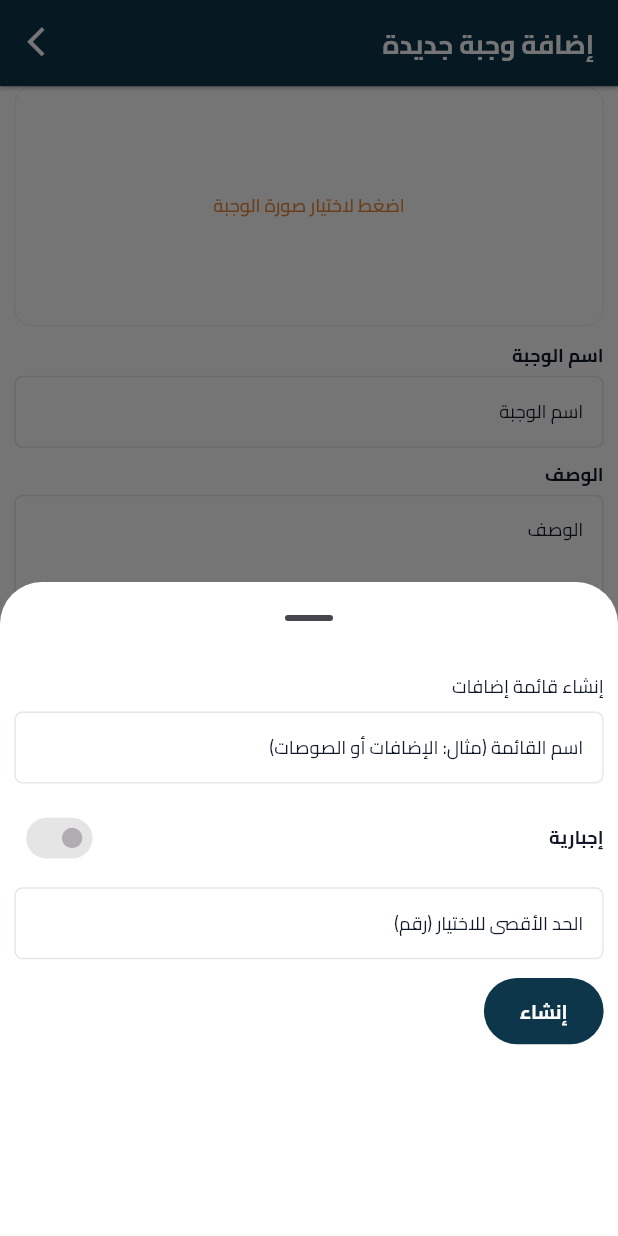
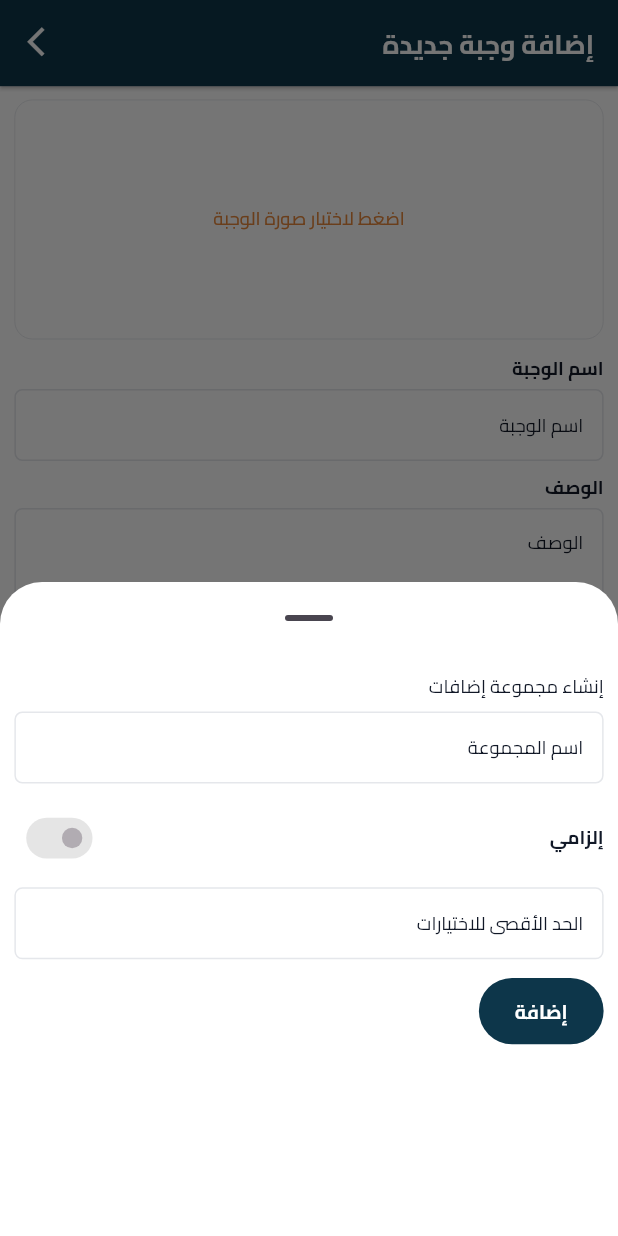
Before and after one commit to AlaaKhaledAhmed/jayeek-Vendor, a Flutter app: the AddItemPage screen opened directly, after a tap on "إضافة قائمة", on a phone screen of 412 x 824 dp. Run offline on Flutter 3.47's test engine with Material 3 defaults, Android fonts, the phone set to English and light mode, and no system bars; our stand-ins replace device_info_plus, dio, dropdown_button2, easy_localization, equatable, flutter_riverpod and 6 more; accounts and stored records are empty; network calls fail.

Commit message:
refactor: Centralize UI strings for Food Menu feature
This commit refactors the Food Menu feature by extracting all hardcoded UI strings into a centralized `AppString` constants file. This improves localization, maintainability, and code clarity. The `delete` icon is also added to the centralized `AppIcons` file.

**Key Changes:**

*   **String Centralization:**
    *   Adds numerous string constants to `lib/core/constants/app_string.dart` for all UI text, labels, hints, and messages related to the food menu. This includes forms, buttons, dialogs, and menu item cards.
    *   Updates the `AddItemPage`, `UpdateItemPage`, and various widgets (`MenuItemCard`, `SearchAndChips`, `EmptyState`, `PriceChip`, `FoodMenuBottomSheets`) to use these new constants instead of hardcoded strings.

*   **Icon Centralization:**
    *   Adds a `delete` icon constant to `lib/core/constants/app_icons.dart`.
    *   Updates the `MenuItemCard` to use the new `delete` icon constant.

*   **UI & Styling Enhancements:**
    *   Refactors `MenuItemCard` to use the reusable `AppText` widget and `AppDecoration` for consistent styling.
    *   Introduces a `CustomizableBadge` widget on the `MenuItemCard` to visually indicate if a meal is customizable.
    *   Replaces hardcoded `Text` and `TextStyle` with the `AppText` widget in `EmptyState` and `PriceChip` for consistency.

*   **Code Cleanup:**
    *   Removes an unnecessary `imageQuality` parameter from the `AppImagePicker.pickFromGallery` call in `add_item_notifier.dart`.
    *   Adds minor padding adjustments in `add_item.dart` for better layout.

```diff
--- a/lib/core/constants/app_icons.dart
+++ b/lib/core/constants/app_icons.dart
@@ -6,4 +6,5 @@ class AppIcons {
   static IconData food = Icons.fastfood_rounded;
   static IconData orders = Icons.task;
   static IconData profile = Icons.account_circle;
+  static IconData delete = Icons.delete_rounded;
 }
--- a/lib/core/constants/app_string.dart
+++ b/lib/core/constants/app_string.dart
@@ -89,4 +89,45 @@ class AppMessage {
   static const String foodMenu = "قائمة الطعام";
   static const String orders = "الطلبات";
   static const String profile = "الحساب";
+
+  // Food Menu Strings
+  static const String customizable = "قابل للتخصيص";
+  static const String notAvailableTemp = "غير متاح مؤقتًا";
+  static const String edit = "تعديل";
+  static const String delete = "حذف";
+  static const String deleteMeal = "حذف الوجبة؟";
+  static const String deleteMealConfirm =
+      "هل أنت متأكد أنك تريد حذف هذه الوجبة؟ لا يمكن التراجع.";
+  static const String noDishesYet = "لا توجد أطباق بعد";
+  static const String addFirstDish = "أضف أول طبق لبدء عرض قائمتك هنا.";
+  static const String addMeal = "إضافة وجبة";
+  static const String searchForMeal = "ابحث عن وجبة…";
+  static const String all = "الكل";
+  static const String sar = "د.ا";
+  static const String addNewCategory = "إضافة فئة جديدة";
+  static const String categoryName = "اسم الفئة";
+  static const String enterName = "أدخل الاسم";
+  static const String add = "إضافة";
+  static const String createAddonGroup = "إنشاء مجموعة إضافات";
+  static const String groupName = "اسم المجموعة";
+  static const String required = "إلزامي";
+  static const String maxSelections = "الحد الأقصى للاختيارات";
+  static const String addItemToList = "إضافة عنصر إلى القائمة";
+  static const String itemName = "اسم العنصر";
+  static const String enterPrice = "أدخل السعر";
+  static const String addNewMeal = "إضافة وجبة جديدة";
+  static const String editMeal = "تعديل الوجبة";
+  static const String mealName = "اسم الوجبة";
+  static const String description = "الوصف";
+  static const String category = "الفئة";
+  static const String chooseCategory = "اختر الفئة";
+  static const String branch = "الفرع";
+  static const String chooseBranch = "اختر الفرع";
+  static const String available = "متاح";
+  static const String canCustomize = "قابل للتخصيص";
+  static const String saveChanges = "حفظ التعديلات";
+  static const String save = "حفظ";
+  static const String enterMealName = "يرجى إدخال الاسم";
+  static const String enterDescription = "يرجى إدخال الوصف";
+  static const String enterMealPrice = "يرجى إدخال السعر";
 }
--- a/lib/features/food_menu/presentation/screens/add_item.dart
+++ b/lib/features/food_menu/presentation/screens/add_item.dart
@@ -2,6 +2,7 @@ import 'package:flutter/material.dart';
 import 'package:flutter_riverpod/flutter_riverpod.dart';
 import 'package:flutter_screenutil/flutter_screenutil.dart';
 import 'package:jayeek_vendor/core/constants/app_color.dart';
+import 'package:jayeek_vendor/core/constants/app_string.dart';
 import 'package:jayeek_vendor/core/theme/app_them.dart';
 import 'package:jayeek_vendor/core/widgets/app_bar.dart';
 import 'package:jayeek_vendor/core/widgets/app_buttons.dart';
@@ -29,7 +30,7 @@ class AddItemPage extends ConsumerWidget {
 
     return Scaffold(
       appBar: const AppBarWidget(
-        text: 'إضافة وجبة جديدة',
+        text: AppMessage.addNewMeal,
         hideBackButton: false,
       ),
       body: state.isLoading
@@ -38,7 +39,7 @@ class AddItemPage extends ConsumerWidget {
               child: Form(
                 key: notifier.formKey,
                 child: Padding(
-                  padding: EdgeInsets.symmetric(horizontal: 10.w),
+                  padding: EdgeInsets.symmetric(horizontal: 10.w,vertical: 10.h),
                   child: ScrollList(
                     children: [
                       // صورة الوجبة
@@ -49,46 +50,58 @@ class AddItemPage extends ConsumerWidget {
                       SizedBox(height: 12.h),
 
                       // اسم الوجبة
-                      AppText(text: 'اسم الوجبة', fontWeight: AppThem().bold),
+                      AppText(
+                        text: AppMessage.mealName,
+                        fontWeight: AppThem().bold,
+                      ),
                       SizedBox(height: 5.h),
                       AppTextFields(
-                        hintText: 'اسم الوجبة',
+                        hintText: AppMessage.mealName,
                         controller: notifier.nameController,
                         validator: (v) =>
-                            v!.isEmpty ? 'يرجى إدخال الاسم' : null,
+                            v!.isEmpty ? AppMessage.enterMealName : null,
                       ),
                       SizedBox(height: 10.h),
 
                       // الوصف
-                      AppText(text: 'الوصف', fontWeight: AppThem().bold),
+                      AppText(
+                        text: AppMessage.description,
+                        fontWeight: AppThem().bold,
+                      ),
                       SizedBox(height: 5.h),
                       AppTextFields(
-                        hintText: 'الوصف',
+                        hintText: AppMessage.description,
                         controller: notifier.descriptionController,
                         minLines: 3,
                         maxLines: 4,
                         validator: (v) =>
-                            v!.isEmpty ? 'يرجى إدخال الوصف' : null,
+                            v!.isEmpty ? AppMessage.enterDescription : null,
                       ),
                       SizedBox(height: 10.h),
 
                       // السعر
-                      AppText(text: 'السعر', fontWeight: AppThem().bold),
+                      AppText(
+                        text: AppMessage.price,
+                        fontWeight: AppThem().bold,
+                      ),
                       SizedBox(height: 5.h),
                       AppTextFields(
-                        hintText: 'السعر',
+                        hintText: AppMessage.price,
                         keyboardType: TextInputType.number,
                         controller: notifier.priceController,
                         validator: (v) =>
-                            v!.isEmpty ? 'يرجى إدخال السعر' : null,
+                            v!.isEmpty ? AppMessage.enterMealPrice : null,
                       ),
                       SizedBox(height: 10.h),
 
                       // الفئة
-                      AppText(text: 'الفئة', fontWeight: AppThem().bold),
+                      AppText(
+                        text: AppMessage.category,
+                        fontWeight: AppThem().bold,
+                      ),
                       SizedBox(height: 5.h),
                       AppDropList(
-                        hintText: 'اختر الفئة',
+                        hintText: AppMessage.chooseCategory,
                         items: state.categories,
                         value: notifier.selectedCategory,
                         onChanged: notifier.selectCategory,
@@ -102,7 +115,7 @@ class AddItemPage extends ConsumerWidget {
                               onAdd: notifier.addNewCategory,
                             ),
                             child: AppText(
-                              text: 'إضافة فئة جديدة',
+                              text: AppMessage.addNewCategory,
                               color: AppColor.accentColor,
                               fontWeight: AppThem().bold,
                             ),
@@ -111,10 +124,13 @@ class AddItemPage extends ConsumerWidget {
                       SizedBox(height: 10.h),
 
                       // الفرع
-                      AppText(text: 'الفرع', fontWeight: AppThem().bold),
+                      AppText(
+                        text: AppMessage.branch,
+                        fontWeight: AppThem().bold,
+                      ),
                       SizedBox(height: 5.h),
                       AppDropList(
-                        hintText: 'اختر الفرع',
+                        hintText: AppMessage.chooseBranch,
                         items: state.branches,
                         value: notifier.selectedBranch,
                         onChanged: notifier.selectBranch,
@@ -123,12 +139,12 @@ class AddItemPage extends ConsumerWidget {
 
                       // السويتشات
                       SwitchRow(
-                        label: 'قابل للتخصيص',
+                        label: AppMessage.canCustomize,
                         value: state.isCustomizable,
                         onChanged: notifier.toggleCustomizable,
                       ),
                       SwitchRow(
-                        label: 'متاح الآن',
+                        label: AppMessage.available,
                         value: state.isAvailable,
                         onChanged: notifier.toggleAvailable,
                       ),
@@ -158,7 +174,7 @@ class AddItemPage extends ConsumerWidget {
 
                       // زر الحفظ
                       AppButtons(
-                        text: 'حفظ الوجبة',
+                        text: AppMessage.save,
                         onPressed: () async {
                           final newItem = await notifier.submit();
                           if (newItem != null && context.mounted) {
--- a/lib/features/food_menu/presentation/widgets/food_menu_bottom_sheets.dart
+++ b/lib/features/food_menu/presentation/widgets/food_menu_bottom_sheets.dart
@@ -1,6 +1,7 @@
 import 'package:flutter/material.dart';
 import 'package:flutter_screenutil/flutter_screenutil.dart';
 import 'package:jayeek_vendor/core/constants/app_color.dart';
+import 'package:jayeek_vendor/core/constants/app_string.dart';
 import 'package:jayeek_vendor/core/widgets/app_buttons.dart';
 import 'package:jayeek_vendor/core/widgets/app_text.dart';
 import 'package:jayeek_vendor/core/widgets/app_text_fields.dart';
@@ -21,16 +22,16 @@ class FoodMenuBottomSheets {
       child: Column(
         crossAxisAlignment: CrossAxisAlignment.start,
         children: [
-          const AppText(text: 'إضافة فئة جديدة'),
+          const AppText(text: AppMessage.addNewCategory),
           SizedBox(height: 10.h),
           AppTextFields(
-            hintText: 'اسم الفئة',
+            hintText: AppMessage.categoryName,
             controller: ctrl,
-            validator: (v) => v!.isEmpty ? 'أدخل الاسم' : null,
+            validator: (v) => v!.isEmpty ? AppMessage.enterName : null,
           ),
           SizedBox(height: 12.h),
           AppButtons(
-            text: 'إضافة',
+            text: AppMessage.add,
             onPressed: () {
               if (ctrl.text.trim().isNotEmpty) {
                 onAdd(ctrl.text.trim());
@@ -59,23 +60,23 @@ class FoodMenuBottomSheets {
         builder: (context, setState) => Column(
           crossAxisAlignment: CrossAxisAlignment.start,
           children: [
-            const AppText(text: 'إنشاء قائمة إضافات'),
+            const AppText(text: AppMessage.createAddonGroup),
             SizedBox(height: 8.h),
             AppTextFields(
-              hintText: 'اسم القائمة (مثال: الإضافات أو الصوصات)',
+              hintText: AppMessage.groupName,
               controller: nameCtrl,
-              validator: (v) => v!.isEmpty ? 'أدخل اسم القائمة' : null,
+              validator: (v) => v!.isEmpty ? AppMessage.enterName : null,
             ),
             SizedBox(height: 10.h),
             SwitchRow(
-              label: 'إجبارية',
+              label: AppMessage.required,
               value: required,
               onChanged: (v) => setState(() => required = v),
             ),
             if (!required) ...[
               SizedBox(height: 6.h),
               AppTextFields(
-                hintText: 'الحد الأقصى للاختيار (رقم)',
+                hintText: AppMessage.maxSelections,
                 controller: maxCtrl,
                 keyboardType: TextInputType.number,
                 validator: (_) => null,
@@ -83,7 +84,7 @@ class FoodMenuBottomSheets {
             ],
             SizedBox(height: 14.h),
             AppButtons(
-              text: 'إنشاء',
+              text: AppMessage.add,
               onPressed: () {
                 if (nameCtrl.text.trim().isEmpty) return;
                 final group = AddonGroup(
@@ -123,25 +124,25 @@ class FoodMenuBottomSheets {
         crossAxisAlignment: CrossAxisAlignment.start,
         children: [
           const AppText(
-            text: 'إضافة عنصر إلى القائمة',
+            text: AppMessage.addItemToList,
             fontWeight: FontWeight.bold,
           ),
           SizedBox(height: 8.h),
           AppTextFields(
-            hintText: 'اسم العنصر',
+            hintText: AppMessage.itemName,
             controller: nameCtrl,
-            validator: (v) => v!.isEmpty ? 'أدخل الاسم' : null,
+            validator: (v) => v!.isEmpty ? AppMessage.enterName : null,
           ),
           SizedBox(height: 8.h),
           AppTextFields(
-            hintText: 'السعر',
+            hintText: AppMessage.price,
             keyboardType: TextInputType.number,
             controller: priceCtrl,
-            validator: (v) => v!.isEmpty ? 'أدخل السعر' : null,
+            validator: (v) => v!.isEmpty ? AppMessage.enterPrice : null,
           ),
           SizedBox(height: 12.h),
           AppButtons(
-            text: 'إضافة',
+            text: AppMessage.add,
             onPressed: () {
               if (nameCtrl.text.trim().isEmpty ||
                   priceCtrl.text.trim().isEmpty ||
--- a/lib/features/food_menu/presentation/widgets/search_and_chips.dart
+++ b/lib/features/food_menu/presentation/widgets/search_and_chips.dart
@@ -2,6 +2,7 @@ import 'package:flutter/material.dart';
 import 'package:flutter_riverpod/flutter_riverpod.dart';
 import 'package:flutter_screenutil/flutter_screenutil.dart';
 import 'package:jayeek_vendor/core/constants/app_color.dart';
+import 'package:jayeek_vendor/core/constants/app_string.dart';
 import 'package:jayeek_vendor/core/widgets/app_text.dart';
 import 'package:jayeek_vendor/core/widgets/app_text_fields.dart';
 import '../../providers/menu/menu_provider.dart';
@@ -36,7 +37,7 @@ class _SearchAndChipsState extends ConsumerState<SearchAndChips> {
               return null;
             },
             controller: _controller,
-            hintText: 'ابحث عن وجبة…',
+            hintText: AppMessage.searchForMeal,
             suffixIcon: const Icon(Icons.search),
             onChanged: notifier.setQuery,
           ),
@@ -50,7 +51,7 @@ class _SearchAndChipsState extends ConsumerState<SearchAndChips> {
                 final selected = (state.category ?? 'All') == cat;
                 return ChoiceChip(
                   label: AppText(
-                    text: cat == 'All' ? 'الكل' : cat,
+                    text: cat == 'All' ? AppMessage.all : cat,
                     color: AppColor.textColor,
                   ),
                   selected: selected,
--- a/lib/features/food_menu/providers/add_item_notifier.dart
+++ b/lib/features/food_menu/providers/add_item_notifier.dart
@@ -102,7 +102,7 @@ class AddItemNotifier extends StateNotifier<AddItemState> {
     );
     if (!granted) return;
 
-    final path = await AppImagePicker.pickFromGallery(imageQuality: 85);
+    final path = await AppImagePicker.pickFromGallery();
     if (path != null) {
       setMealImagePath(path);
     }
```
Also changed, not shown: lib/features/food_menu/presentation/screens/update_item.dart (+37 -18 lines), lib/features/food_menu/presentation/widgets/empty_state.dart (+13 -8 lines), lib/features/food_menu/presentation/widgets/menu_item_card.dart (+37 -45 lines), lib/features/food_menu/presentation/widgets/price_chip.dart (+12 -9 lines).
